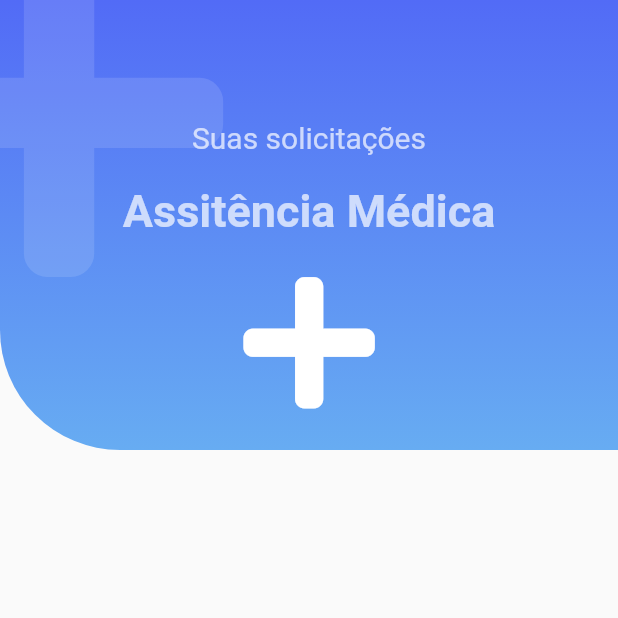
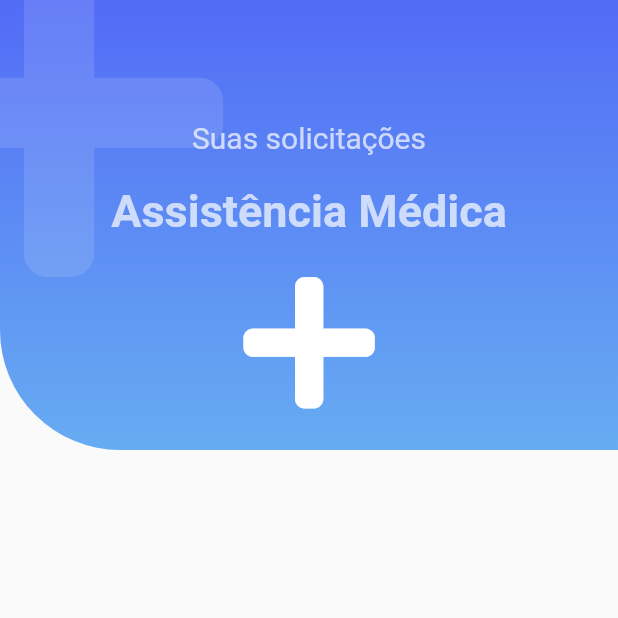
Before and after one commit to marshalmori/header-button-layout, a Flutter app: the screen it shows after launch, on a phone screen of 412 x 824 dp, the top half of it. Run offline on Flutter 3.47's test engine with Material 2 defaults, Android fonts, the light colour scheme and no system bars; our stand-ins replace font_awesome_flutter.

Commit message:
Parameterizing Header

```diff
--- a/lib/pages/emergency_page.dart
+++ b/lib/pages/emergency_page.dart
@@ -1,11 +1,20 @@
 import 'package:flutter/material.dart';
+import 'package:font_awesome_flutter/font_awesome_flutter.dart';
 import 'package:header_button_layout/widgets/header.dart';
 
 class EmergencyPage extends StatelessWidget {
   @override
   Widget build(BuildContext context) {
     return Scaffold(
-      body: Header(),
+      body: Header(
+        icon: FontAwesomeIcons.plus,
+        title: 'Assistência Médica',
+        subtitle: 'Suas solicitações',
+        color1: Color(0xff526BF6),
+        color2: Color(0xff67ACF2),
+        //Color(0xff526BF6),
+        //Color(0xff67ACF2),
+      ),
     );
   }
 }
--- a/lib/widgets/header.dart
+++ b/lib/widgets/header.dart
@@ -2,18 +2,35 @@ import 'package:flutter/material.dart';
 import 'package:font_awesome_flutter/font_awesome_flutter.dart';
 
 class Header extends StatelessWidget {
+  final IconData icon;
+  final String title;
+  final String subtitle;
+  final Color color1;
+  final Color color2;
+
+  const Header({
+    @required this.icon,
+    @required this.title,
+    @required this.subtitle,
+    this.color1 = Colors.blueGrey,
+    this.color2 = Colors.grey,
+  });
+
   @override
   Widget build(BuildContext context) {
     final Color whiteColor = Colors.white.withOpacity(0.7);
 
     return Stack(
       children: [
-        _BackgroundHeader(),
+        _BackgroundHeader(
+          color1: this.color1,
+          color2: this.color2,
+        ),
         Positioned(
           top: -50,
           left: -70,
           child: FaIcon(
-            FontAwesomeIcons.plus,
+            this.icon,
             size: 250,
             color: Colors.white.withOpacity(0.12),
           ),
@@ -25,12 +42,12 @@ class Header extends StatelessWidget {
               width: double.infinity,
             ),
             Text(
-              'Suas solicitações',
+              this.subtitle,
               style: TextStyle(fontSize: 20, color: whiteColor),
             ),
             SizedBox(height: 20),
             Text(
-              'Assitência Médica',
+              this.title,
               style: TextStyle(
                   fontSize: 30, color: whiteColor, fontWeight: FontWeight.bold),
             ),
@@ -38,7 +55,7 @@ class Header extends StatelessWidget {
               height: 20,
             ),
             FaIcon(
-              FontAwesomeIcons.plus,
+              this.icon,
               size: 100,
               color: Colors.white,
             )
@@ -50,6 +67,11 @@ class Header extends StatelessWidget {
 }
 
 class _BackgroundHeader extends StatelessWidget {
+  final Color color1;
+  final Color color2;
+
+  const _BackgroundHeader({@required this.color1, @required this.color2});
+
   @override
   Widget build(BuildContext context) {
     return Container(
@@ -62,8 +84,10 @@ class _BackgroundHeader extends StatelessWidget {
           begin: Alignment.topCenter,
           end: Alignment.bottomCenter,
           colors: <Color>[
-            Color(0xff526BF6),
-            Color(0xff67ACF2),
+            this.color1,
+            this.color2,
+            //Color(0xff526BF6),
+            //Color(0xff67ACF2),
           ],
         ),
       ),
```
